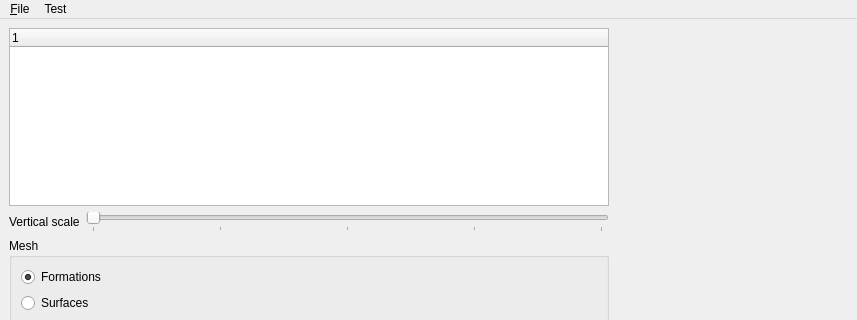
Above: development/applications/4DPrototype/4DPrototype/MainWindow.ui from ArchanaKathiresanHub/Geosigns-Be-Basin-Modelling before the change; both pictures show x 0 to 857 and y 0 to 320 of the 857 by 833 pixel window. Below: the same form after it.
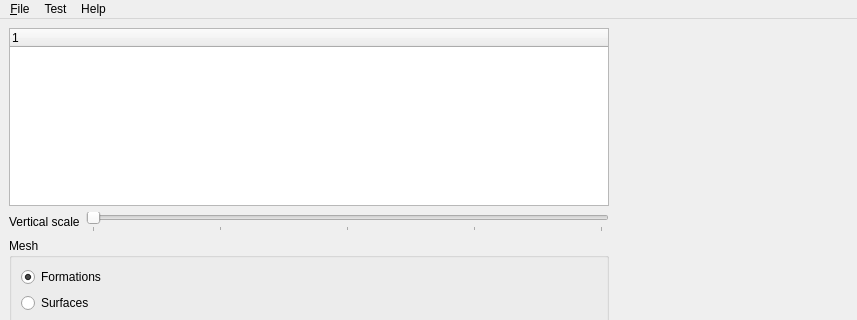
That is the form after the change. Custom widgets are drawn as their Qt base class.

What changed in the file:
```diff
--- a/development/applications/4DPrototype/4DPrototype/MainWindow.ui
+++ b/development/applications/4DPrototype/4DPrototype/MainWindow.ui
@@ -377,8 +377,15 @@
     </property>
     <addaction name="action_RenderAllSnapshots"/>
    </widget>
+   <widget class="QMenu" name="menuHelp">
+    <property name="title">
+     <string>Help</string>
+    </property>
+    <addaction name="action_OpenGLInfo"/>
+   </widget>
    <addaction name="menu_File"/>
    <addaction name="menuTest"/>
+   <addaction name="menuHelp"/>
   </widget>
   <widget class="QStatusBar" name="statusbar"/>
   <action name="action_Open">
```
Left out of the diff: 5 changed lines with no effect on the pictures.
